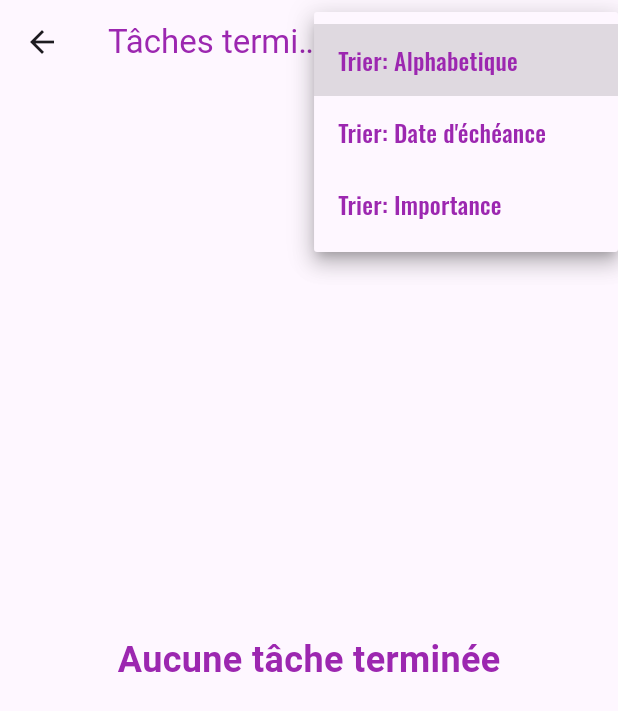
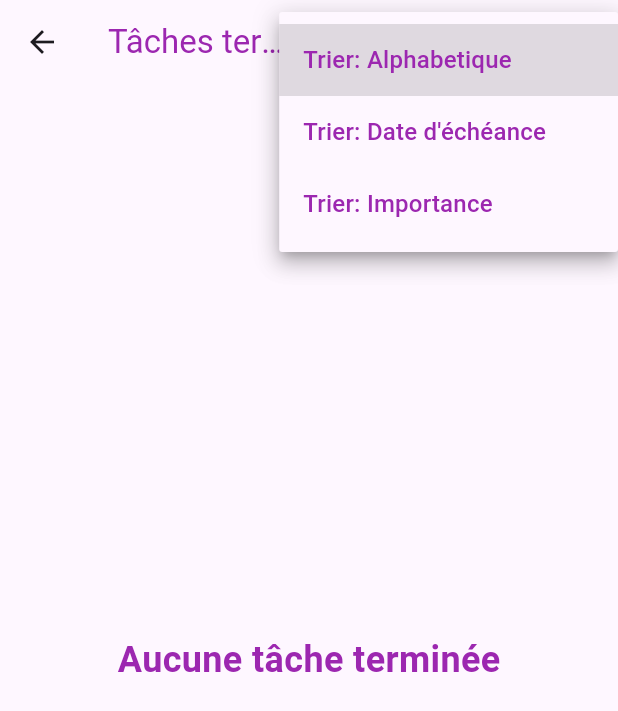
Before and after one commit to Biksiz/M1-ToDo-List-App, a Flutter app: the TacheTermineeScreen screen opened directly, after a tap on "Trier: Alphabetique", on a phone screen of 412 x 824 dp. Shown: the top 711 px of the screen. Run offline on Flutter 3.47's test engine with Material 3 defaults, Android fonts, the phone set to English and light mode, and no system bars; our stand-ins replace google_fonts, sqflite; accounts and stored records are empty.

Commit message:
correction base de données

```diff
--- a/lib/Models/tache.dart
+++ b/lib/Models/tache.dart
@@ -1,5 +1,3 @@
-import 'package:uuid/uuid.dart';
-
 class Tache{
 
   String id;
@@ -12,6 +10,7 @@ class Tache{
   bool terminee;
 
   Tache({
+    required this.id,
     required this.titre,
     required this.dateModification,
     this.description,
@@ -19,7 +18,7 @@ class Tache{
     this.adresse,
     this.importance = false,
     this.terminee = false,
-  }) : id = const Uuid().v4();
+  });
 
   // Convertit une tâche en Map
   Map<String, dynamic> toMap() {
--- a/lib/Models/tache_provider.dart
+++ b/lib/Models/tache_provider.dart
@@ -5,7 +5,7 @@ import 'package:todo_list_app/Models/tache.dart';
 
 class TacheProvider extends ChangeNotifier {
   // Liste des tâches
-  final List<Tache> _taches = [];
+  List<Tache> _taches = [];
 
   // Base de données
   Database? _db;
@@ -126,11 +126,42 @@ class TacheProvider extends ChangeNotifier {
   }
 
   // Retourne la liste des tâches actives
-  List<Tache> get tachesActives => _taches.where(_isTacheActive).toList();
+  Future<List<Tache>> getTachesActives() async {
+    return (await getTaches()).where(_isTacheActive).toList();
+  }
 
   // Retourne la liste des tâches terminées
-  List<Tache> get tachesTerminees => _taches.where(_isTacheTerminee).toList();
+  Future<List<Tache>> getTachesTerminees() async {
+    return (await getTaches()).where(_isTacheTerminee).toList();
+  }
 
-  // Retourne la liste des tâches
-  List<Tache> get taches => _taches;
+  // Charge les tâches depuis la base de données
+  Future<List<Tache>> getTaches() async {
+
+    if (_taches.isNotEmpty) {
+      return _taches;
+    }
+
+    await initDB();
+
+    // Charge les tâches depuis la base de données
+    List<Map<String, dynamic>> taches = await _db!.query('taches');
+
+    // Convertit les tâches en objets Tache
+    _taches = [
+      for (final {'id' : id as String, 'titre' : titre as String, 'dateModification' : dateModification as String, 'description' : description as String?, 'dateEcheance' : dateEcheance as String?, 'adresse' : adresse as String?, 'importance' : importance as int, 'terminee' : terminee as int} in taches)
+        Tache(
+          id: id,
+          titre: titre,
+          dateModification: dateModification,
+          description: description,
+          dateEcheance: dateEcheance,
+          adresse: adresse,
+          importance: importance == 1,
+          terminee: terminee == 1
+        ),
+    ];
+
+    return _taches;
+  }
 }
--- a/lib/Views/taches_terminee.dart
+++ b/lib/Views/taches_terminee.dart
@@ -2,6 +2,7 @@ import 'package:flutter/cupertino.dart';
 import 'package:flutter/material.dart';
 import 'package:google_fonts/google_fonts.dart';
 import 'package:provider/provider.dart';
+import 'package:todo_list_app/Models/tache.dart';
 import 'package:todo_list_app/Models/tache_provider.dart';
 
 class TacheTermineeScreen extends StatefulWidget {
@@ -45,7 +46,7 @@ class _TacheTermineeScreenState extends State<TacheTermineeScreen> {
                 .map<DropdownMenuItem<String>>((String value) {
                   return DropdownMenuItem<String>( // Item du dropdown
                     value: value,
-                    child: Text(value, style: GoogleFonts.oswald(color: Colors.purple)),
+                    child: Text(value, style: GoogleFonts.roboto(color: Colors.purple)),
                   );
                 }).toList(),
             ),
@@ -57,8 +58,22 @@ class _TacheTermineeScreenState extends State<TacheTermineeScreen> {
       body: Consumer<TacheProvider>( // Ecoute les changements dans TacheProvider
         builder: (context, tacheProvider, child) {
 
-          // Si aucune tâche n'est terminée
-          if (tacheProvider.tachesTerminees.isEmpty) {
+          return FutureBuilder<List<Tache>>(
+            future: tacheProvider.getTachesTerminees(),
+            builder: (context, snapshot) {
+
+              if (snapshot.connectionState == ConnectionState.waiting) {
+
+                // Afficher un cercle de chargement si les favoris sont en cours de chargement
+                return const Padding(
+                  padding: EdgeInsets.symmetric(horizontal: 20.0),
+                  child: CircularProgressIndicator(),
+                );
+
+              }
+
+              // Si la liste des tâches terminées est vide
+              if (snapshot.data!.isEmpty) {
                 return Center(
                   child: Text('Aucune tâche terminée', style: GoogleFonts.roboto(color: Colors.purple, fontSize: 24.0, fontWeight: FontWeight.bold)),
                 );
@@ -66,13 +81,13 @@ class _TacheTermineeScreenState extends State<TacheTermineeScreen> {
 
               // Liste des tâches terminées
               return ListView.builder(
-            itemCount: tacheProvider.tachesTerminees.length,
+                itemCount: snapshot.data!.length,
                 itemBuilder: (context, index) {
 
                   return Padding(
                     padding: const EdgeInsets.all(8.0),
                     child: Dismissible(
-                  key: Key(tacheProvider.tachesTerminees[index].id),
+                      key: Key(snapshot.data![index].id),
 
                       // Fond lorsqu'on swipe à droite
                       background: Container(
@@ -96,7 +111,7 @@ class _TacheTermineeScreenState extends State<TacheTermineeScreen> {
 
                       onDismissed: (direction) {
                         // Supprime la tâche lorsqu'il y a un swipe
-                    tacheProvider.removeTache(tacheProvider.tachesTerminees[index]);
+                        tacheProvider.removeTache(snapshot.data![index]);
 
                         // Affiche un SnackBar pour confirmer la suppression
                         ScaffoldMessenger.of(context).showSnackBar(
@@ -111,35 +126,35 @@ class _TacheTermineeScreenState extends State<TacheTermineeScreen> {
                       },
 
                       child: Card(
-                    color: Colors.purpleAccent.withOpacity(0.2),
+                        color: Colors.grey.withOpacity(0.2),
 
                         child: ListTile(
                           title: Text(
-                        tacheProvider.tachesTerminees[index].titre.length > 40 // Si le titre est plus long que 40 caractères alors afficher ...
-                          ? '${tacheProvider.tachesTerminees[index].titre.substring(0, 40)}...'
-                          : tacheProvider.tachesTerminees[index].titre,
+                            snapshot.data![index].titre.length > 40 // Si le titre est plus long que 40 caractères alors afficher ...
+                              ? '${snapshot.data![index].titre.substring(0, 40)}...'
+                              : snapshot.data![index].titre,
                             style: GoogleFonts.acme(fontWeight: FontWeight.bold),
                           ),
 
                           // Date d'écheance affichée si elle existe sinon affiche "Pas de date"
-                      subtitle: Text("Date d'échéance: ${tacheProvider.tachesTerminees[index].dateEcheance ?? 'Pas de date'}", style: GoogleFonts.acme()),
+                          subtitle: Text("Date d'échéance: ${snapshot.data![index].dateEcheance ?? 'Pas de date'}", style: GoogleFonts.acme()),
 
                           trailing: IconButton(
                             icon: Icon(
-                          tacheProvider.tachesTerminees[index].importance
+                              snapshot.data![index].importance
                                 ? CupertinoIcons.bookmark_fill
                                 : CupertinoIcons.bookmark,
                               color: Colors.black,
                             ),
                             onPressed: () {
                               // Change le statut d'importance de la tâche
-                          tacheProvider.updateImportance(tacheProvider.tachesTerminees[index].id, !tacheProvider.tachesTerminees[index].importance);
+                              tacheProvider.updateImportance(snapshot.data![index].id, !snapshot.data![index].importance);
 
                               // Affiche un SnackBar pour confirmer le changement de statut d'importance
                               ScaffoldMessenger.of(context).showSnackBar(
                                 SnackBar(
                                   backgroundColor: Colors.purple,
-                              content: Text('"${tacheProvider.tachesTerminees[index].titre}" est ${tacheProvider.tachesTerminees[index].importance ? 'non importante' : 'importante'}',
+                                  content: Text('"${snapshot.data![index].titre}" est ${snapshot.data![index].importance ? 'non importante' : 'importante'}',
                                     style: GoogleFonts.roboto(color: Colors.white),
                                   ),
                                   duration: const Duration(seconds: 2),
@@ -156,6 +171,8 @@ class _TacheTermineeScreenState extends State<TacheTermineeScreen> {
 
                 },
               );
+            },
+          );
 
         },
       ),
--- a/lib/main.dart
+++ b/lib/main.dart
@@ -1,5 +1,4 @@
 import 'package:flutter/material.dart';
-import 'package:google_fonts/google_fonts.dart';
 import 'package:provider/provider.dart';
 import 'package:todo_list_app/Models/tache_provider.dart';
 import 'package:todo_list_app/Views/tache_actives.dart';
```
Also changed, not shown: lib/Views/tache_actives.dart (+29 -11 lines). Lines whose indentation alone changed are shown as unchanged.
